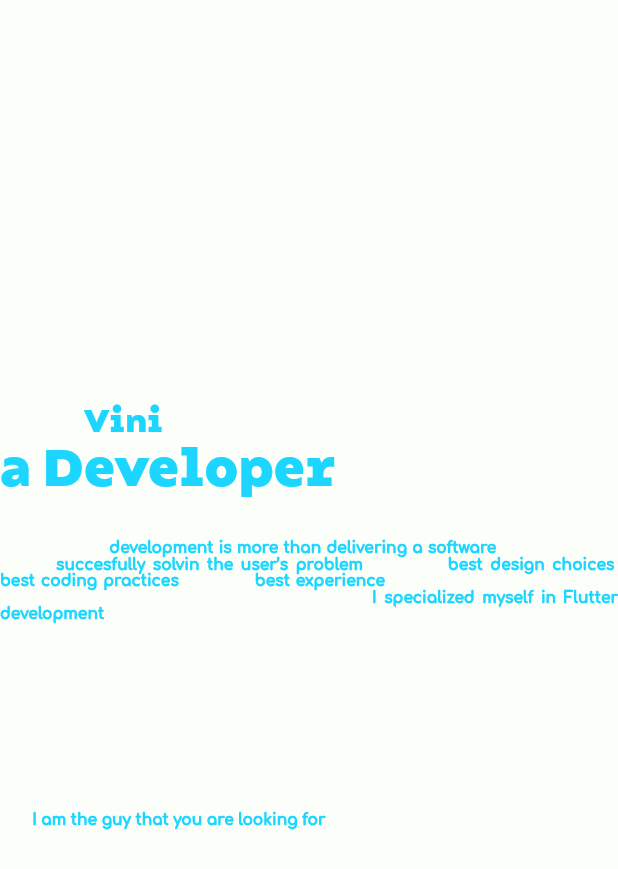
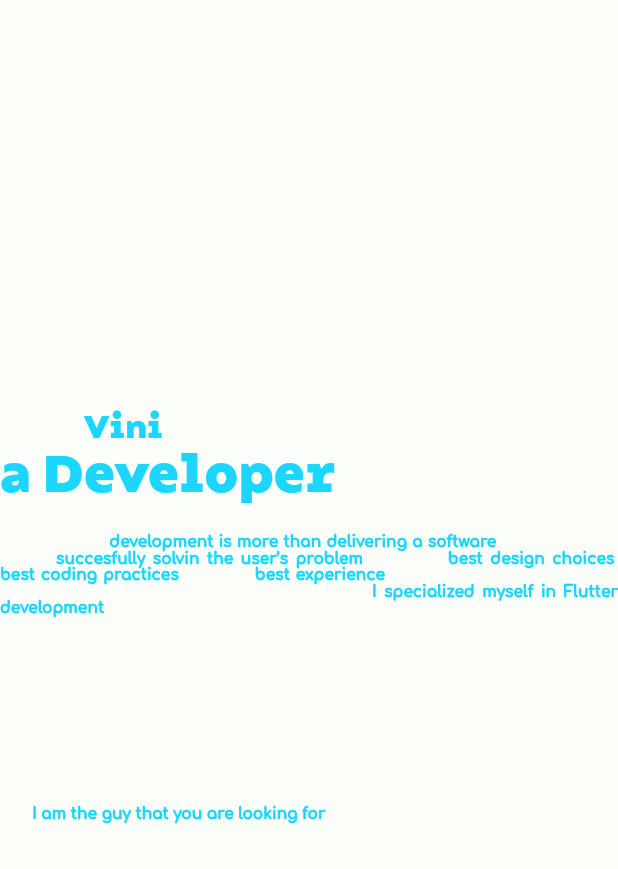
Before and after one commit to Vini-Coding/Portfolio-Vinidev, a Flutter app: the AboutMeDesktopComponent widget shown alone on an empty page, opened directly, on a phone screen of 412 x 824 dp. Shown: the top 869 px of the screen. Run offline on Flutter 3.47's test engine with Material 2 defaults, Android fonts, the phone set to English and light mode, and no system bars; our stand-ins replace font_awesome_flutter, scrollable_positioned_list, video_player; missing offline and left inert: dart:html.

Commit message:
Fixing layout spaces
- menu layout spacing
- the guy session layout spacing

```diff
--- a/portfolio_vinidev/lib/app/core/utils/responsive_layout_builder.dart
+++ b/portfolio_vinidev/lib/app/core/utils/responsive_layout_builder.dart
@@ -20,7 +20,7 @@ class ResponsiveLayoutBuilder extends StatelessWidget {
 
     return LayoutBuilder(
       builder: (context, constraints) {
-        if (constraints.maxWidth < 768) {
+        if (constraints.maxWidth < 528) {
           return Container(
             height: screenSize.height * 0.9,
             width: screenSize.width,
--- a/portfolio_vinidev/lib/app/dashboard/dashboard_page.dart
+++ b/portfolio_vinidev/lib/app/dashboard/dashboard_page.dart
@@ -88,7 +88,7 @@ class _DashboardPageState extends State<DashboardPage> {
         scrolledUnderElevation: 0,
         title: LayoutBuilder(
           builder: (context, constraints) {
-            if (constraints.maxWidth > 768) {
+            if (constraints.maxWidth > 668) {
               return Row(
                 crossAxisAlignment: CrossAxisAlignment.center,
                 children: [
--- a/portfolio_vinidev/lib/app/dashboard/the_guy/components/about_me_desktop_component.dart
+++ b/portfolio_vinidev/lib/app/dashboard/the_guy/components/about_me_desktop_component.dart
@@ -56,7 +56,7 @@ class _AboutMeDesktopComponentState extends State<AboutMeDesktopComponent> {
             ],
           ),
         ),
-        SizedBox(height: screenSize.height * 0.03),
+        SizedBox(height: screenSize.height * 0.02),
         RichText(
           textAlign: TextAlign.justify,
           maxLines: 8,
--- a/portfolio_vinidev/lib/app/dashboard/the_guy/mobile/the_guy_mobile_view.dart
+++ b/portfolio_vinidev/lib/app/dashboard/the_guy/mobile/the_guy_mobile_view.dart
@@ -114,7 +114,7 @@ class _TheGuyMobileViewState extends State<TheGuyMobileView> {
         ),
         SizedBox(height: screenSize.height * 0.03),
         SizedBox(
-          height: screenSize.height * 0.5,
+          height: screenSize.height * 0.55,
           child: currentTabIndex == 0
               ? const AboutMeDesktopComponent(
                   titleFontSize: 0.052,
```
